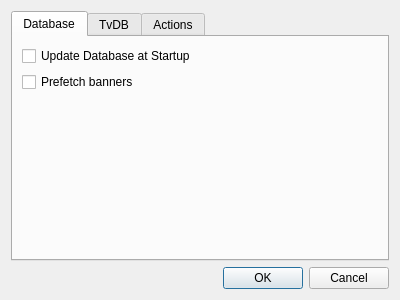
ThomasBrixLarsen/serieswatcher, file src/settingsdialog.ui: the form before one commit.
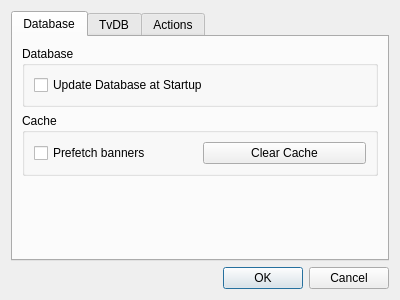
The form after the commit.

Commit message: settings: add clear cache button and fix action stuff

```diff
--- a/src/settingsdialog.ui
+++ b/src/settingsdialog.ui
@@ -34,14 +34,7 @@
        <string>Database</string>
       </attribute>
       <layout class="QGridLayout" name="gridLayout_4">
-       <item row="0" column="0">
-        <widget class="QCheckBox" name="databaseCheckBox">
-         <property name="text">
-          <string>Update Database at Startup</string>
-         </property>
-        </widget>
-       </item>
-       <item row="2" column="0">
+       <item row="3" column="0">
         <spacer name="verticalSpacer">
          <property name="orientation">
           <enum>Qt::Vertical</enum>
@@ -55,10 +48,42 @@
         </spacer>
        </item>
        <item row="1" column="0">
-        <widget class="QCheckBox" name="prefetchBannersCheckBox">
-         <property name="text">
-          <string>Prefetch banners</string>
+        <widget class="QGroupBox" name="groupBox">
+         <property name="title">
+          <string>Cache</string>
          </property>
+         <layout class="QGridLayout" name="gridLayout_5">
+          <item row="0" column="0">
+           <widget class="QCheckBox" name="prefetchBannersCheckBox">
+            <property name="text">
+             <string>Prefetch banners</string>
+            </property>
+           </widget>
+          </item>
+          <item row="0" column="1">
+           <widget class="QPushButton" name="clearCacheButton">
+            <property name="text">
+             <string>Clear Cache</string>
+            </property>
+           </widget>
+          </item>
+         </layout>
+        </widget>
+       </item>
+       <item row="0" column="0">
+        <widget class="QGroupBox" name="groupBox_2">
+         <property name="title">
+          <string>Database</string>
+         </property>
+         <layout class="QGridLayout" name="gridLayout_6">
+          <item row="0" column="0">
+           <widget class="QCheckBox" name="databaseCheckBox">
+            <property name="text">
+             <string>Update Database at Startup</string>
+            </property>
+           </widget>
+          </item>
+         </layout>
         </widget>
        </item>
       </layout>
```
Left out of the diff: 12 changed lines with no effect on the pictures. The commit also changes 3 other files.
